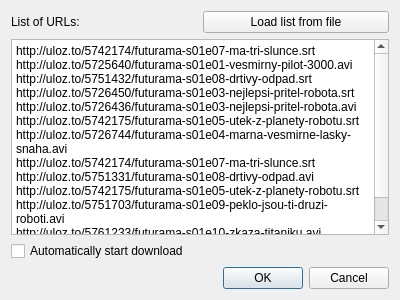
Qt form src/CNewDownloadDialog.ui (vojtad/uloz-to-client) before a commit.
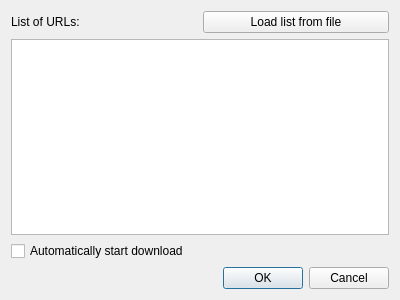
The same form after that commit.

Commit message: * remove futurama links from new download dialog * you can set daemon address and port now

```diff
--- a/src/CNewDownloadDialog.ui
+++ b/src/CNewDownloadDialog.ui
@@ -31,19 +31,7 @@
    <item row="1" column="0" colspan="2">
     <widget class="QPlainTextEdit" name="urlListEdit">
      <property name="plainText">
-      <string>http://uloz.to/5742174/futurama-s01e07-ma-tri-slunce.srt
-http://uloz.to/5725640/futurama-s01e01-vesmirny-pilot-3000.avi
-http://uloz.to/5751432/futurama-s01e08-drtivy-odpad.srt
-http://uloz.to/5726450/futurama-s01e03-nejlepsi-pritel-robota.srt
-http://uloz.to/5726436/futurama-s01e03-nejlepsi-pritel-robota.avi
-http://uloz.to/5742175/futurama-s01e05-utek-z-planety-robotu.srt
-http://uloz.to/5726744/futurama-s01e04-marna-vesmirne-lasky-snaha.avi
-http://uloz.to/5742174/futurama-s01e07-ma-tri-slunce.srt
-http://uloz.to/5751331/futurama-s01e08-drtivy-odpad.avi
-http://uloz.to/5742175/futurama-s01e05-utek-z-planety-robotu.srt
-http://uloz.to/5751703/futurama-s01e09-peklo-jsou-ti-druzi-roboti.avi 
-http://uloz.to/5761233/futurama-s01e10-zkaza-titaniku.avi
-http://uloz.to/5761505/futurama-s01e11-martanska-univerzita.avi</string>
+      <string/>
      </property>
     </widget>
    </item>
```
The commit also changes 3 other files.
